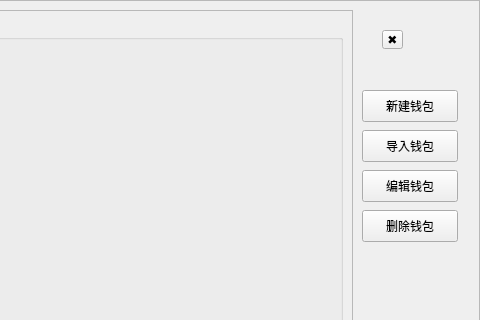
Qt form Forms/WalletForm.ui (to1dev/tengu) before a commit; both pictures show x 88 to 568 and y 0 to 320 of the 568 by 441 pixel window.
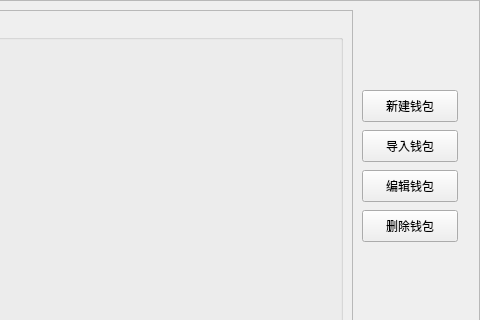
The same form after that commit.

Commit message: remove close button

Diff of the .ui file:
```diff
--- a/Forms/WalletForm.ui
+++ b/Forms/WalletForm.ui
@@ -34,19 +34,6 @@
      <property name="frameShape">
       <enum>QFrame::StyledPanel</enum>
      </property>
-     <widget class="QToolButton" name="ButtonClose">
-      <property name="geometry">
-       <rect>
-        <x>470</x>
-        <y>30</y>
-        <width>21</width>
-        <height>19</height>
-       </rect>
-      </property>
-      <property name="text">
-       <string>✖️</string>
-      </property>
-     </widget>
      <widget class="QFrame" name="frameContent">
       <property name="geometry">
        <rect>
```
The commit also changes 1 other file.
